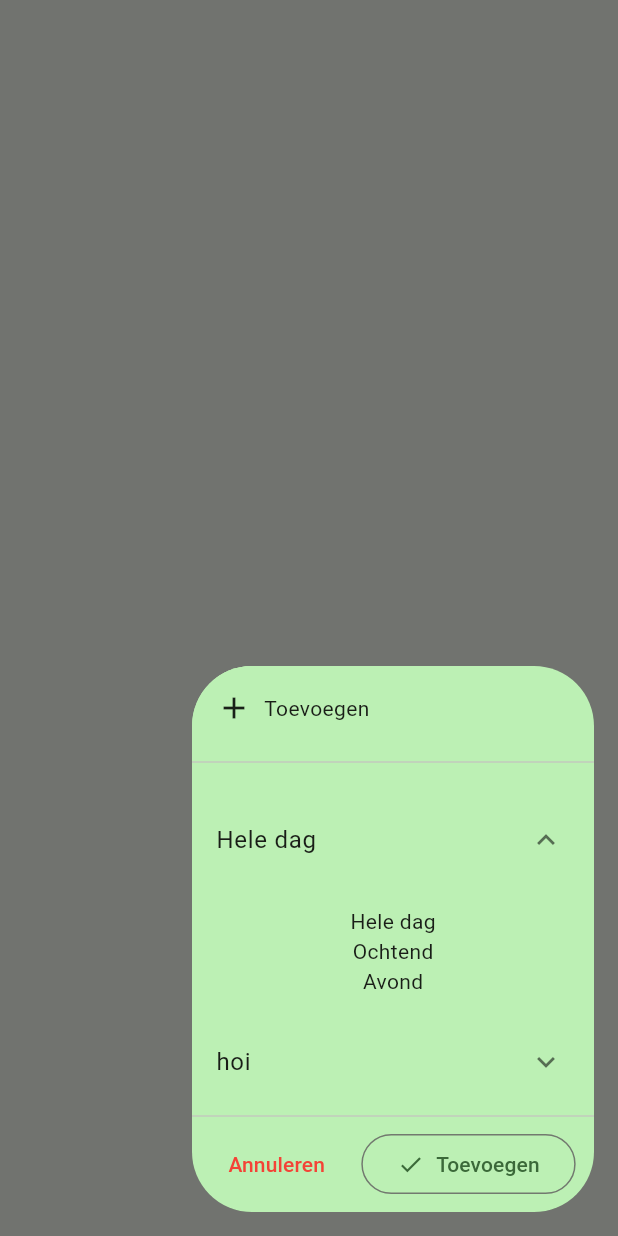
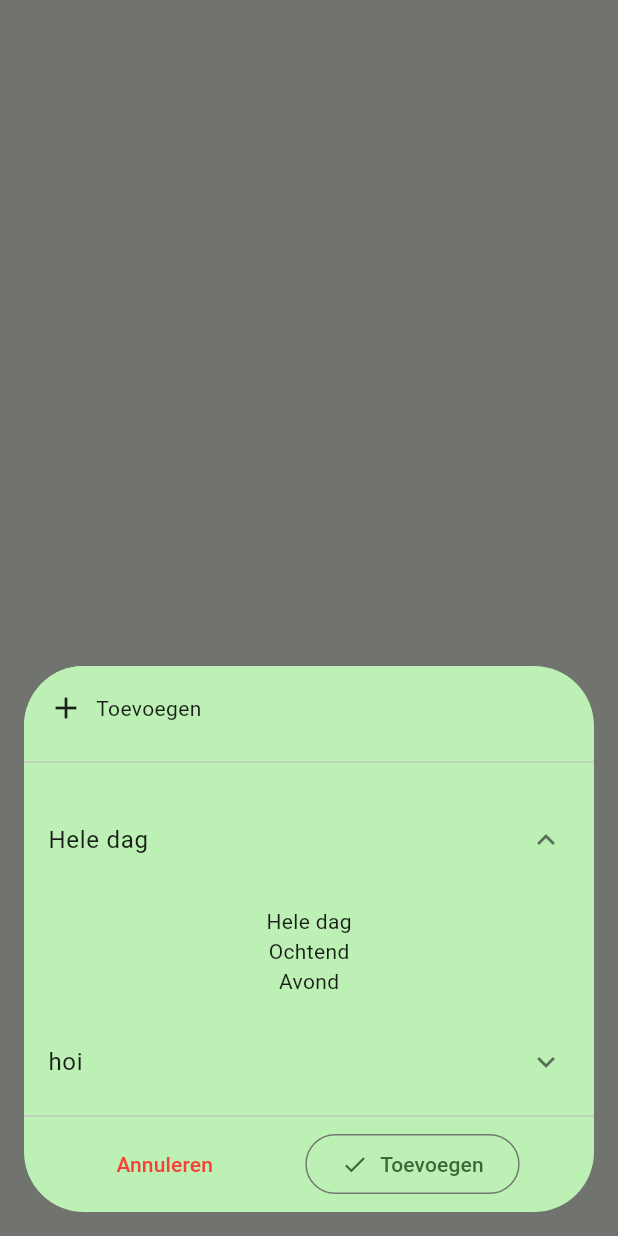
Before and after one commit to ardjuh/workhours, a Flutter app: the AddButton widget shown alone on an empty page, opened directly, after a tap on "Toevoegen", on a phone screen of 412 x 824 dp. Run offline on Flutter 3.47's test engine with Material 2 defaults, Android fonts, the phone set to English and light mode, and no system bars; drawn by our look-alikes of dynamic_color.

Commit message:
Better card

```diff
--- a/lib/add/add_button.dart
+++ b/lib/add/add_button.dart
@@ -1,5 +1,6 @@
 import 'package:flutter/material.dart';
 import 'package:workhours/add/add_screen.dart';
+import 'package:workhours/springy_rect_tween.dart';
 import 'add_label.dart';
 import '../hero_dialog_route.dart';
 import '../data/consts.dart';
@@ -11,6 +12,7 @@ class AddButton extends StatelessWidget {
   Widget build(BuildContext context) {
     return Hero(
       transitionOnUserGestures: true,
+      createRectTween: (begin, end) => SpringyRectTween(begin: begin, end: end),
       flightShuttleBuilder: _flightShuttleBuilder,
       tag: kAddScreenHeroTag,
       child: ClipRRect(
--- a/lib/add/add_screen.dart
+++ b/lib/add/add_screen.dart
@@ -6,9 +6,12 @@ class AddScreen extends StatelessWidget {
 
   @override
   Widget build(BuildContext context) {
-    return const Padding(
-      padding: EdgeInsets.all(16.0),
-      child: AddWidget(),
+    final width = MediaQuery.of(context).size.width;
+
+    return Container(
+      width: width,
+      padding: const EdgeInsets.all(16),
+      child: AddWidget(width: width - 32),
     );
   }
 }
--- a/lib/data/data_widget.dart
+++ b/lib/data/data_widget.dart
@@ -21,7 +21,7 @@ class DataWidget extends StatelessWidget {
   Widget build(BuildContext context) {
     return ListView(
       shrinkWrap: true,
-      physics: (isScrollable) ? null : const NeverScrollableScrollPhysics(),
+      physics: (!isScrollable) ? const NeverScrollableScrollPhysics() : null,
       children: data.data
           .map((day) => ListTile(
                 leading: CircleAvatar(backgroundColor: day.color),
```
